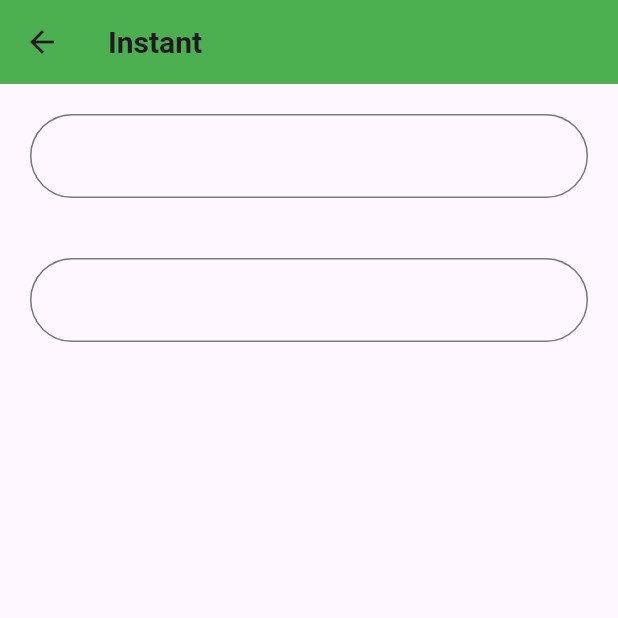
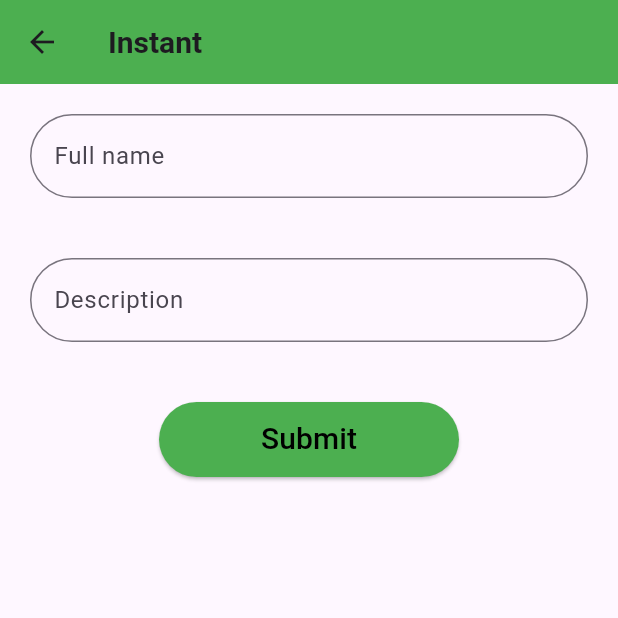
Before and after one commit to krishnarajkumar0610/my_apps, a Flutter app: the FormPage screen opened directly, on a phone screen of 412 x 824 dp, the top half of it. Run offline on Flutter 3.47's test engine with Material 3 defaults, Android fonts, the phone set to English and light mode, and no system bars; our stand-ins replace bloc, equatable, flutter_bloc, google_fonts.

```diff
--- a/food_donation/lib/screens/logins/form_page.dart
+++ b/food_donation/lib/screens/logins/form_page.dart
@@ -22,6 +22,7 @@ class FormPage extends StatelessWidget {
               padding: const EdgeInsets.all(20.0),
               child: TextField(
                 decoration: InputDecoration(
+                    labelText: "Full name",
                     border: OutlineInputBorder(
                         borderRadius: BorderRadius.circular(30))),
               ),
@@ -30,10 +31,26 @@ class FormPage extends StatelessWidget {
               padding: const EdgeInsets.all(20.0),
               child: TextField(
                 decoration: InputDecoration(
+                    labelText: "Description",
                     border: OutlineInputBorder(
                         borderRadius: BorderRadius.circular(30))),
               ),
             ),
+            Padding(
+              padding: const EdgeInsets.all(20.0),
+              child: SizedBox(
+                width: 200,
+                height: 50,
+                child: ElevatedButton(
+                    style:
+                        ElevatedButton.styleFrom(backgroundColor: Colors.green),
+                    onPressed: () => Navigator.pop(context),
+                    child: const Text(
+                      "Submit",
+                      style: TextStyle(color: Colors.black, fontSize: 20),
+                    )),
+              ),
+            )
           ],
         ),
       ),
--- /dev/null
+++ b/tic_tac_toe/lib/bloc/select_player/select_player_bloc.dart
@@ -0,0 +1,15 @@
+import 'package:bloc/bloc.dart';
+import 'package:tic_tac_toe/bloc/select_player/select_player_event.dart';
+import 'package:tic_tac_toe/bloc/select_player/select_player_state.dart';
+
+class SelectPlayerModeBloc
+    extends Bloc<SelectPlayersModeEvents, SelectPlayersModeState> {
+  SelectPlayerModeBloc() : super(DummyModeState()) {
+    on<SinglePlayerEvent>((event, emit) {
+      emit(SinglePlayerModeState());
+    });
+    on<DoublePlayerEvent>((event, emit) {
+      emit(DoublePlayerModeState());
+    });
+  }
+}
--- /dev/null
+++ b/tic_tac_toe/lib/bloc/select_player/select_player_event.dart
@@ -0,0 +1,4 @@
+abstract class SelectPlayersModeEvents {}
+
+class SinglePlayerEvent extends SelectPlayersModeEvents {}
+class DoublePlayerEvent extends SelectPlayersModeEvents {}
--- /dev/null
+++ b/tic_tac_toe/lib/bloc/select_player/select_player_state.dart
@@ -0,0 +1,18 @@
+import 'package:equatable/equatable.dart';
+
+abstract class SelectPlayersModeState extends Equatable {}
+
+class SinglePlayerModeState extends SelectPlayersModeState {
+  @override
+  List<Object?> get props => [];
+}
+
+class DoublePlayerModeState extends SelectPlayersModeState {
+  @override
+  List<Object?> get props => [];
+}
+
+class DummyModeState extends SelectPlayersModeState {
+  @override
+  List<Object?> get props => [];
+}
--- a/tic_tac_toe/lib/screens/home_screen.dart
+++ b/tic_tac_toe/lib/screens/home_screen.dart
@@ -1,7 +1,6 @@
-import 'package:flutter/cupertino.dart';
 import 'package:flutter/material.dart';
 import 'package:google_fonts/google_fonts.dart';
-import 'package:tic_tac_toe/screens/player_mode.dart';
+import 'package:tic_tac_toe/screens/selectPlayerMode_screen.dart';
 
 class HomeScreen extends StatefulWidget {
   const HomeScreen({super.key});
--- a/tic_tac_toe/pubspec.yaml
+++ b/tic_tac_toe/pubspec.yaml
@@ -30,6 +30,7 @@ environment:
 dependencies:
   bloc: ^8.1.4
   cupertino_icons: ^1.0.6
+  equatable: ^2.0.5
   flutter:
     sdk: flutter
   flutter_bloc: ^8.1.5
```
Also changed, not shown: food_donation/lib/screens/logins/home.dart (+6 -2 lines), tic_tac_toe/lib/main.dart (+8 -3 lines), tic_tac_toe/lib/screens/player_mode.dart (deleted, +0 -15 lines), tic_tac_toe/lib/screens/player_name_input_screen.dart (added, +92 -0 lines), tic_tac_toe/lib/screens/selectPlayerMode_screen.dart (added, +129 -0 lines), tic_tac_toe/lib/screens/splash_screen.dart (+10 -13 lines), tic_tac_toe/pubspec.lock.
